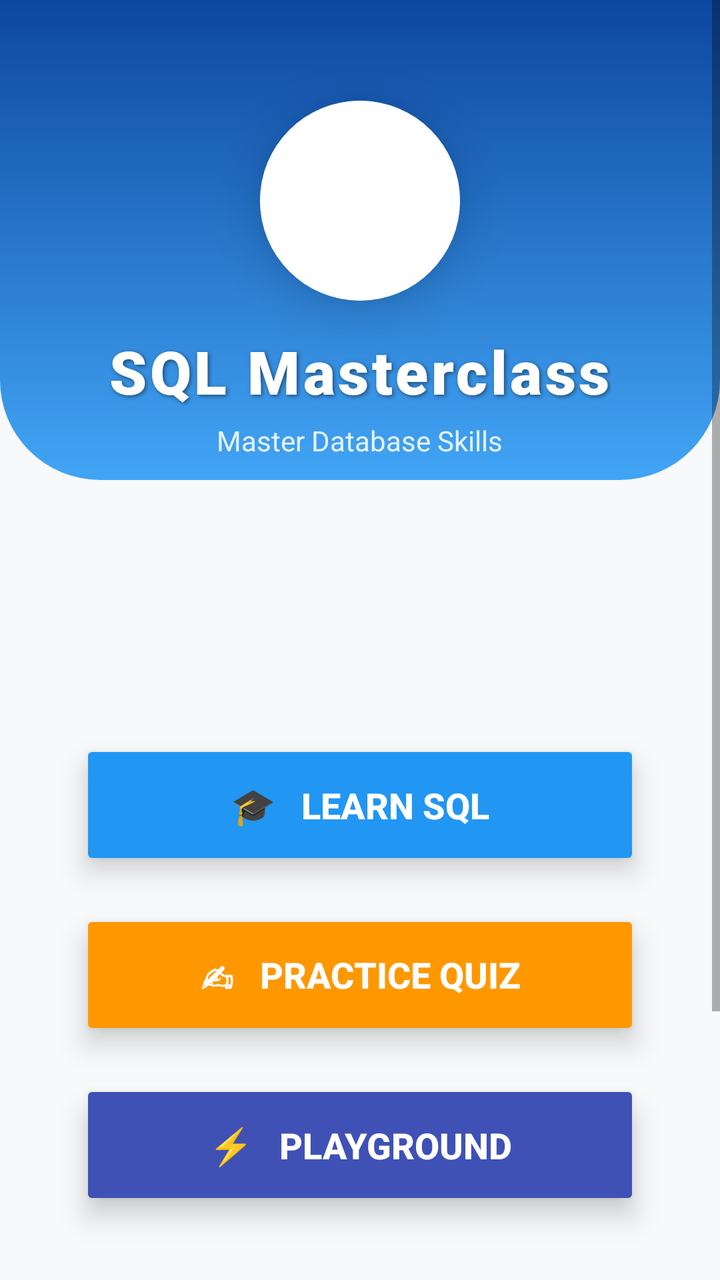
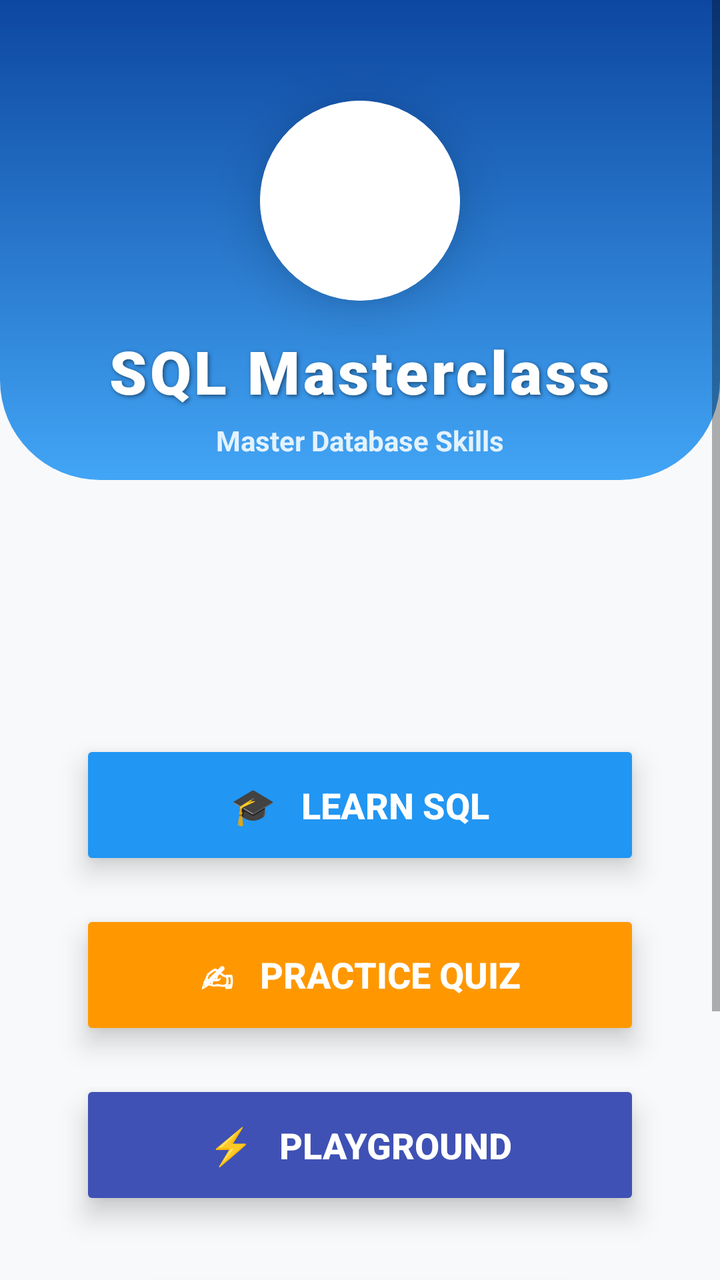

The first picture is an Android layout as it rendered before a commit; the second is the same layout after the commit. The layout source and the unified diff follow.
<!-- AndroidManifest.xml: application theme Theme.AppCompat.Light.NoActionBar -->
<!-- res/layout/activity_main.xml -->
<?xml version="1.0" encoding="utf-8"?>
<ScrollView xmlns:android="http://schemas.android.com/apk/res/android"
    xmlns:app="http://schemas.android.com/apk/res-auto"
    android:layout_width="match_parent"
    android:layout_height="match_parent"
    android:background="#F8F9FA"
    android:fillViewport="true"
    android:fitsSystemWindows="true">

    <LinearLayout
        android:layout_width="match_parent"
        android:layout_height="wrap_content"
        android:orientation="vertical"
        android:gravity="center_horizontal"
        android:paddingBottom="40dp">

        <FrameLayout
            android:layout_width="match_parent"
            android:layout_height="280dp"
            android:layout_marginBottom="30dp">

            <View
                android:layout_width="match_parent"
                android:layout_height="240dp"
                android:background="@drawable/bg_header_gradient" />

            <LinearLayout
                android:layout_width="match_parent"
                android:layout_height="match_parent"
                android:orientation="vertical"
                android:gravity="center">

                <androidx.cardview.widget.CardView
                    android:layout_width="100dp"
                    android:layout_height="100dp"
                    app:cardCornerRadius="50dp"
                    app:cardElevation="15dp"
                    android:layout_marginBottom="15dp">

                    <ImageView
                        android:layout_width="match_parent"
                        android:layout_height="match_parent"
                        android:src="@mipmap/ic_launcher"
                        android:background="#FFFFFF"
                        android:padding="15dp"/>
                </androidx.cardview.widget.CardView>

                <TextView
                    android:layout_width="wrap_content"
                    android:layout_height="wrap_content"
                    android:text="SQL Masterclass"
                    android:textSize="30sp"
                    android:fontFamily="sans-serif-black"
                    android:textStyle="bold"
                    android:textColor="#FFFFFF"
                    android:letterSpacing="0.05"
                    android:shadowColor="#80000000"
                    android:shadowDx="2"
                    android:shadowDy="2"
                    android:shadowRadius="5"/>

                <TextView
                    android:layout_width="wrap_content"
                    android:layout_height="wrap_content"
                    android:text="Master Database Skills"
                    android:textColor="#E3F2FD"
                    android:textSize="14sp"
                    android:layout_marginTop="5dp"/>
            </LinearLayout>
        </FrameLayout>

        <LinearLayout
            android:id="@+id/buttonContainer"
            android:layout_width="match_parent"
            android:layout_height="wrap_content"
            android:layout_marginTop="60dp"
            android:animateLayoutChanges="true"
            android:gravity="center"
            android:orientation="vertical">

            <Button
                android:id="@+id/btnLearn"
                android:layout_width="280dp"
                android:layout_height="65dp"
                android:layout_marginBottom="20dp"
                android:backgroundTint="#2196F3"
                android:elevation="8dp"
                android:stateListAnimator="@null"
                android:text="🎓   Learn SQL"
                android:textColor="#FFFFFF"
                android:textSize="18sp"
                android:textStyle="bold"
                app:cornerRadius="32dp" />

            <Button
                android:id="@+id/btnPractice"
                android:layout_width="280dp"
                android:layout_height="65dp"
                android:layout_marginBottom="20dp"
                android:backgroundTint="#FF9800"
                android:elevation="8dp"
                android:stateListAnimator="@null"
                android:text="✍   Practice Quiz"
                android:textColor="#FFFFFF"
                android:textSize="18sp"
                android:textStyle="bold"
                app:cornerRadius="32dp" />

            <Button
                android:id="@+id/btnPlayground"
                android:layout_width="280dp"
                android:layout_height="65dp"
                android:layout_marginBottom="30dp"
                android:backgroundTint="#3F51B5"
                android:elevation="8dp"
                android:stateListAnimator="@null"
                android:text="⚡   Playground"
                android:textColor="#FFFFFF"
                android:textSize="18sp"
                android:textStyle="bold"
                app:cornerRadius="32dp" />

            <Button
                android:id="@+id/btnAbout"
                android:layout_width="220dp"
                android:layout_height="55dp"
                android:backgroundTint="#FFE8CC"
                android:elevation="4dp"
                android:stateListAnimator="@null"
                android:text="ℹ️  About Us"
                android:textColor="#BF360C"
                android:textSize="17sp"
                android:textStyle="bold"
                app:cornerRadius="28dp"
                app:strokeColor="#FFE0B2"
                app:strokeWidth="2dp" />

            <ImageView
                android:layout_width="120dp"
                android:layout_height="40dp"
                android:layout_marginTop="40dp"
                android:alpha="0.85"
                android:contentDescription="MU Logo"
                android:src="@drawable/mu_logo" />


        </LinearLayout>

    </LinearLayout>
</ScrollView>
<!-- resources referenced by this layout -->
<resources>
  <!-- drawable bg_header_gradient (drawable) -->
  <?xml version="1.0" encoding="utf-8"?>
  <shape xmlns:android="http://schemas.android.com/apk/res/android"
      android:shape="rectangle">
  
      <gradient
          android:startColor="#0D47A1"
          android:endColor="#42A5F5"
          android:angle="270"/>
  
      <corners
          android:bottomLeftRadius="50dp"
          android:bottomRightRadius="50dp"/>
  </shape>
  <!-- drawable mu_logo: png bitmap (drawable, 43750 bytes) -->
  <!-- mipmap ic_launcher (mipmap-anydpi-v26) -->
  <?xml version="1.0" encoding="utf-8"?>
  <adaptive-icon xmlns:android="http://schemas.android.com/apk/res/android">
      <background android:drawable="@mipmap/ic_launcher_background"/>
      <foreground android:drawable="@mipmap/ic_launcher_foreground"/>
  </adaptive-icon>
</resources>

<!-- the commit's change to res/layout/activity_main.xml (unified diff, before → after) -->
@@ -64,6 +64,7 @@
                     android:layout_height="wrap_content"
                     android:text="Master Database Skills"
                     android:textColor="#E3F2FD"
+                    android:textStyle="bold"
                     android:textSize="14sp"
                     android:layout_marginTop="5dp"/>
             </LinearLayout>
